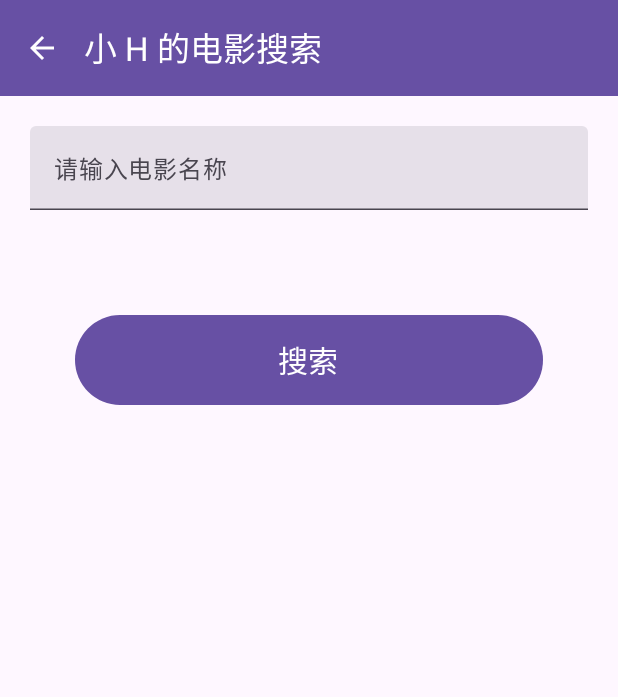
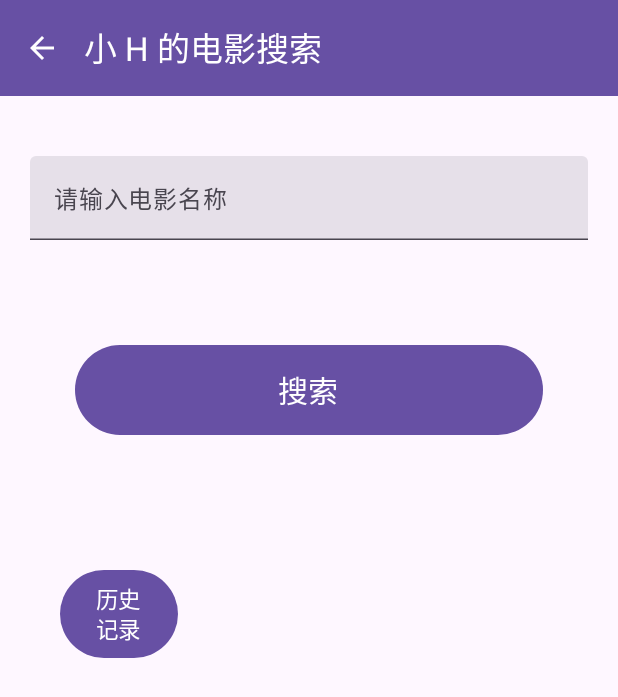
Before and after one commit to hyh1312/SearchMovie-Kotlin-Compose, an Android app built with Jetpack Compose: the screen it shows after launch (MainActivity), on a phone screen of 412 x 824 dp. Shown: the top 697 px of the screen. Run offline under Robolectric (Android 15) with nearby library versions, the phone set to English and light mode, and no system bars; our stand-ins replace Room's generated code.

Commit message:
数据库基本完成，优化ui

```diff
--- a/app/src/main/java/com/example/moviesearch_kotlin/AppEntry.kt
+++ b/app/src/main/java/com/example/moviesearch_kotlin/AppEntry.kt
@@ -32,9 +32,9 @@ fun AppEntry(modifier: Modifier = Modifier) {
 
     NavHost(navController, startDestination = HomeRoute) {
         composable<HomeRoute> {
-            HomePage { query ->
+            HomePage(searchMovie = { query ->
                 navController.navigate(route = SearchPage(query))
-            }
+            }, history = { navController.navigate(route = HistoryPage) })
         }
         composable<SearchPage> { backStackEntry ->
             val searchPage: SearchPage = backStackEntry.toRoute()
@@ -48,8 +48,7 @@ fun AppEntry(modifier: Modifier = Modifier) {
             val infoPage: InfoPage = backStackEntry.toRoute()
             InfoPage(infoPage.query) { navController.navigateUp() }
         }
-        composable<HistoryPage> { backStackEntry ->
-            val historyPage: HistoryPage = backStackEntry.toRoute()
+        composable<HistoryPage> {
             HistoryPage(toDetail = { query -> navController.navigate(route = InfoPage(query)) }
             ) { navController.navigateUp() }
         }
--- a/app/src/main/java/com/example/moviesearch_kotlin/MainActivity.kt
+++ b/app/src/main/java/com/example/moviesearch_kotlin/MainActivity.kt
@@ -5,7 +5,6 @@ import androidx.activity.ComponentActivity
 import androidx.activity.compose.setContent
 
 class MainActivity : ComponentActivity() {
-
     override fun onCreate(savedInstanceState: Bundle?) {
         super.onCreate(savedInstanceState)
         setContent {
--- a/app/src/main/java/com/example/moviesearch_kotlin/model/MovieDao.kt
+++ b/app/src/main/java/com/example/moviesearch_kotlin/model/MovieDao.kt
@@ -11,7 +11,7 @@ import kotlinx.coroutines.flow.Flow
 @Dao
 interface MovieDao {
     @Insert(onConflict = OnConflictStrategy.REPLACE)
-    fun insert(Movie: Movie)
+    suspend fun insert(Movie: Movie)
 
     @Query("SELECT * FROM movie_table")
     fun getAll(): Flow<List<Movie>>
--- a/app/src/main/java/com/example/moviesearch_kotlin/ui/pages/HistoryPage.kt
+++ b/app/src/main/java/com/example/moviesearch_kotlin/ui/pages/HistoryPage.kt
@@ -17,7 +17,7 @@ import com.example.moviesearch_kotlin.ui.ShowMovies
 @Composable
 fun HistoryPage(toDetail: (String) -> Unit, goBack: () -> Unit) {
     var isLoading by remember { mutableStateOf(true) }
-    var movieList: List<Movie> = remember { listOf() }
+    var movieList: MutableList<Movie> = remember { mutableListOf() }
 
     AppBar("浏览记录", goBack) { innerPadding ->
         ShowMovies(movieList, toDetail, Modifier.padding(innerPadding))
@@ -26,7 +26,7 @@ fun HistoryPage(toDetail: (String) -> Unit, goBack: () -> Unit) {
 
     LaunchedEffect(true) {
         dao.getAll().collect { movies ->
-            movieList = movies.reversed()
+            movieList = movies.reversed().toMutableList()
             isLoading = false
         }
     }
--- a/app/src/main/java/com/example/moviesearch_kotlin/ui/pages/HomePage.kt
+++ b/app/src/main/java/com/example/moviesearch_kotlin/ui/pages/HomePage.kt
@@ -1,11 +1,14 @@
 package com.example.moviesearch_kotlin.ui.pages
 
+import android.widget.Space
 import androidx.compose.foundation.layout.Arrangement
 import androidx.compose.foundation.layout.Column
+import androidx.compose.foundation.layout.Spacer
 import androidx.compose.foundation.layout.fillMaxSize
 import androidx.compose.foundation.layout.fillMaxWidth
 import androidx.compose.foundation.layout.height
 import androidx.compose.foundation.layout.padding
+import androidx.compose.foundation.shape.CircleShape
 import androidx.compose.foundation.text.KeyboardActions
 import androidx.compose.foundation.text.KeyboardOptions
 import androidx.compose.material3.Button
@@ -23,10 +26,17 @@ import androidx.compose.runtime.remember
 import androidx.compose.runtime.setValue
 import androidx.compose.ui.Alignment
 import androidx.compose.ui.Modifier
+import androidx.compose.ui.draw.clip
 import androidx.compose.ui.graphics.Color
 import androidx.compose.ui.platform.LocalContext
+import androidx.compose.ui.text.TextStyle
+import androidx.compose.ui.text.font.FontFamily
+import androidx.compose.ui.text.font.FontStyle
+import androidx.compose.ui.text.font.FontWeight
 import androidx.compose.ui.text.input.ImeAction
+import androidx.compose.ui.text.style.TextDecoration
 import androidx.compose.ui.unit.dp
+import androidx.compose.ui.unit.em
 import androidx.compose.ui.unit.sp
 import com.example.moviesearch_kotlin.ui.AppBar
 
@@ -35,14 +45,15 @@ import com.example.moviesearch_kotlin.ui.AppBar
 @Composable
 fun HomePage(
     searchMovie: (String) -> Unit,
+    history: () -> Unit,
 ) {
     AppBar("小 H 的电影搜索") { innerPadding ->
         Column(
             verticalArrangement = Arrangement.spacedBy(40.dp),
             horizontalAlignment = Alignment.CenterHorizontally,
             modifier = Modifier
-                .fillMaxSize()
                 .padding(innerPadding) // ?
+                .padding(vertical = 20.dp)
                 .padding(20.dp)
 
         ) {
@@ -57,6 +68,15 @@ fun HomePage(
                     .fillMaxWidth()
                     .height(60.dp)
             )
+            Button(
+                onClick = history,
+                modifier = Modifier
+                    .clip(CircleShape)
+                    .align(Alignment.Start)
+                    .padding(20.dp)
+            ) {
+                Text(text = "历史\n记录", fontSize = 15.sp)
+            }
         }
     }
 }
@@ -86,7 +106,10 @@ fun SearchTextField(
         modifier = modifier,
         value = text,
         onValueChange = onValueChange,
-        label = { Text("请输入电影名称") },
+        placeholder = { Text("请输入电影名称") },
+        textStyle = TextStyle(
+            fontSize = 20.sp,
+        ),
         singleLine = true,
         keyboardOptions = KeyboardOptions.Default.copy(
             imeAction = ImeAction.Search // 设置键盘动作为搜索
--- a/app/src/main/java/com/example/moviesearch_kotlin/ui/pages/InfoPage.kt
+++ b/app/src/main/java/com/example/moviesearch_kotlin/ui/pages/InfoPage.kt
@@ -51,7 +51,6 @@ fun InfoPage(id: String, goBack: () -> Unit) {
         ShowDetail(innerPadding, detail)
         if (isLoading) CircularProgress()
     }
-
 }
 
 @Composable
```
Also changed, not shown: app/build.gradle.kts (+6 -30 lines), app/src/main/java/com/example/moviesearch_kotlin/ui/Movies.kt (+9 -3 lines), app/src/main/java/com/example/moviesearch_kotlin/ui/pages/SearchPage.kt (+4 -3 lines), gradle/libs.versions.toml (+12 -1 lines).
